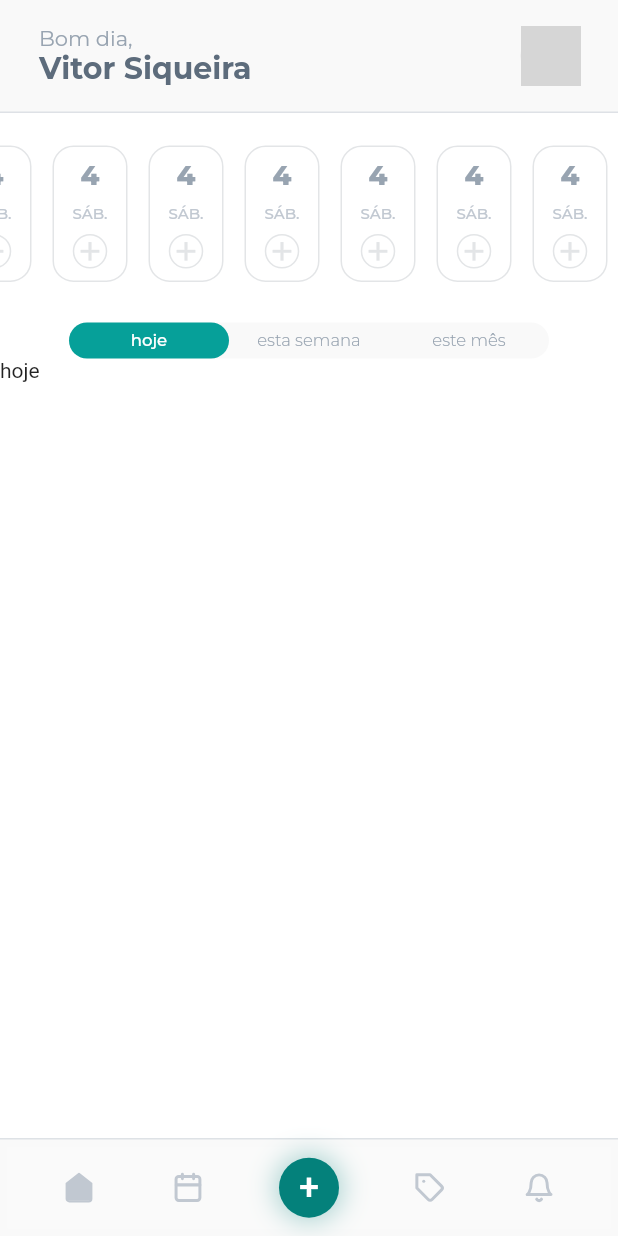
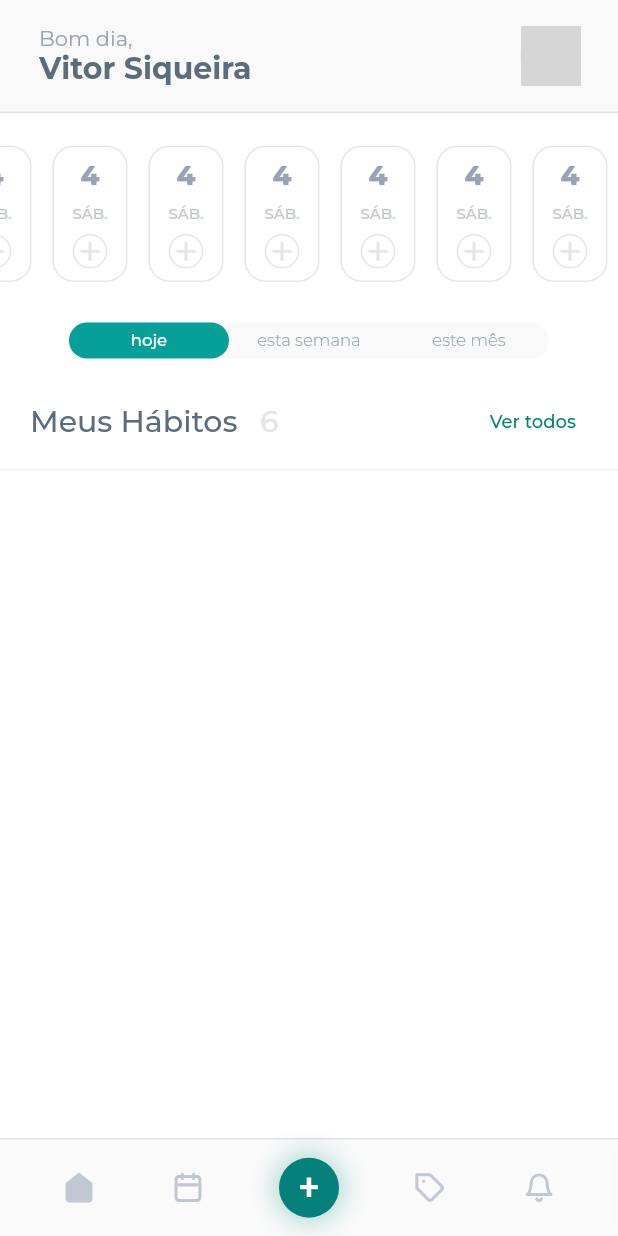
Before and after one commit to vitormsiqueira/HabitTrackerApp-Flutter, a Flutter app: the screen it shows after launch, on a phone screen of 412 x 824 dp. Run offline on Flutter 3.47's test engine with Material 2 defaults, Android fonts, the phone set to English and light mode, and no system bars; drawn by our look-alikes of cached_network_image; our stand-ins replace date_picker_timeline, flutter_svg, google_fonts; network calls fail; grey boxes are pictures that could not be loaded.

Commit message:
Add habit list

```diff
--- a/lib/pages/home.dart
+++ b/lib/pages/home.dart
@@ -105,15 +105,9 @@ class _MyBodyInicioState extends State<MyBodyInicio>
                   Expanded(
                     child: TabBarView(
                       children: [
-                        Container(
-                          child: Text("hoje"),
-                        ),
-                        Container(
-                          child: Text("esta semana"),
-                        ),
-                        Container(
-                          child: Text("este mês"),
-                        ),
+                        TodayTabBar(),
+                        TodayTabBar(),
+                        TodayTabBar(),
                       ],
                     ),
                   ),
@@ -126,3 +120,71 @@ class _MyBodyInicioState extends State<MyBodyInicio>
     );
   }
 }
+
+class TodayTabBar extends StatelessWidget {
+  const TodayTabBar({
+    Key? key,
+  }) : super(key: key);
+
+  @override
+  Widget build(BuildContext context) {
+    return Column(
+      children: [
+        const SizedBox(
+          height: 10,
+        ),
+        Row(
+          crossAxisAlignment: CrossAxisAlignment.center,
+          mainAxisAlignment: MainAxisAlignment.spaceBetween,
+          children: [
+            Padding(
+              padding: const EdgeInsets.all(20.0),
+              child: Row(
+                children: [
+                  Text(
+                    'Meus Hábitos',
+                    style: GoogleFonts.montserrat(
+                      fontSize: 20,
+                      color: AppColors.grayDarker,
+                      fontWeight: FontWeight.w500,
+                    ),
+                  ),
+                  const SizedBox(
+                    width: 15,
+                  ),
+                  Text(
+                    '6',
+                    style: GoogleFonts.montserrat(
+                      fontSize: 20,
+                      color: AppColors.gray,
+                      fontWeight: FontWeight.w500,
+                    ),
+                  ),
+                ],
+              ),
+            ),
+            Padding(
+              padding: const EdgeInsets.only(right: 20.0),
+              child: TextButton(
+                child: Text(
+                  'Ver todos',
+                  style: GoogleFonts.montserrat(
+                    fontSize: 12,
+                    color: AppColors.cyanDarker,
+                    fontWeight: FontWeight.w500,
+                  ),
+                ),
+                onPressed: () {},
+              ),
+            ),
+          ],
+        ),
+        const Divider(
+          color: AppColors.gray,
+          thickness: 0.5,
+          height: 0.5,
+        ),
+      ],
+    );
+  }
+}
```
